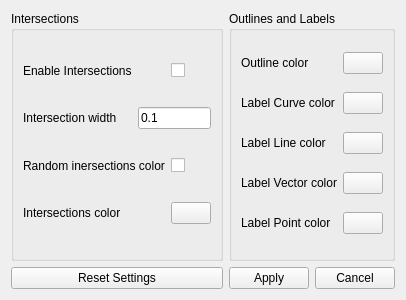
The window that package/ui/Widgets/ui/SettingsWidget.ui (DenDen039/surface-view) describes before a commit, drawn with Qt 5.
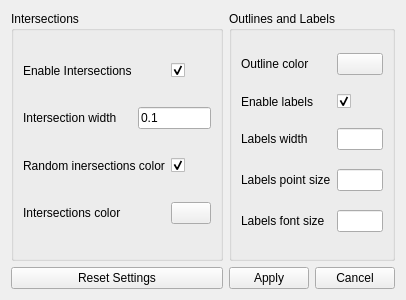
The same window after the commit.

```diff
--- a/package/ui/Widgets/ui/SettingsWidget.ui
+++ b/package/ui/Widgets/ui/SettingsWidget.ui
@@ -32,6 +32,9 @@
         <property name="text">
          <string/>
         </property>
+        <property name="checked">
+         <bool>true</bool>
+        </property>
        </widget>
       </item>
       <item row="1" column="0">
@@ -53,6 +56,9 @@
         <property name="text">
          <string/>
         </property>
+        <property name="checked">
+         <bool>true</bool>
+        </property>
        </widget>
       </item>
       <item row="3" column="0">
@@ -85,76 +91,67 @@
       <string>Outlines and Labels</string>
      </property>
      <layout class="QGridLayout" name="labelsGridLayout">
-      <item row="0" column="0">
+      <item row="2" column="1">
+       <widget class="QLabel" name="label_8">
+        <property name="text">
+         <string>Labels width</string>
+        </property>
+       </widget>
+      </item>
+      <item row="0" column="2">
+       <widget class="QPushButton" name="outlineColorButton">
+        <property name="text">
+         <string/>
+        </property>
+       </widget>
+      </item>
+      <item row="0" column="1">
        <widget class="QLabel" name="label_5">
         <property name="text">
          <string>Outline color</string>
         </property>
        </widget>
       </item>
-      <item row="0" column="1">
-       <widget class="QPushButton" name="outlineColorButton">
-        <property name="text">
-         <string/>
-        </property>
-       </widget>
-      </item>
-      <item row="1" column="0">
-       <widget class="QLabel" name="label_6">
-        <property name="text">
-         <string>Label Curve color</string>
-        </property>
-       </widget>
-      </item>
       <item row="1" column="1">
-       <widget class="QPushButton" name="curveColorButton">
+       <widget class="QLabel" name="label_6">
         <property name="text">
-         <string/>
-        </property>
-       </widget>
-      </item>
-      <item row="2" column="0">
-       <widget class="QLabel" name="label_7">
-        <property name="text">
-         <string>Label Line color</string>
-        </property>
-       </widget>
-      </item>
-      <item row="2" column="1">
-       <widget class="QPushButton" name="labelColorButton">
-        <property name="text">
-         <string/>
-        </property>
-       </widget>
-      </item>
-      <item row="3" column="0">
-       <widget class="QLabel" name="label_8">
-        <property name="text">
-         <string>Label Vector color</string>
+         <string>Enable labels</string>
         </property>
        </widget>
       </item>
       <item row="3" column="1">
-       <widget class="QPushButton" name="vectorColorButton">
+       <widget class="QLabel" name="label_7">
         <property name="text">
-         <string/>
+         <string>Labels point size</string>
         </property>
        </widget>
       </item>
-      <item row="4" column="0">
-       <widget class="QLabel" name="label_9">
+      <item row="1" column="2">
+       <widget class="QCheckBox" name="checkBox">
         <property name="text">
-         <string>Label Point color</string>
+         <string/>
+        </property>
+        <property name="checked">
+         <bool>true</bool>
         </property>
        </widget>
       </item>
       <item row="4" column="1">
-       <widget class="QPushButton" name="pointColorButton">
+       <widget class="QLabel" name="label_9">
         <property name="text">
-         <string/>
+         <string>Labels font size</string>
         </property>
        </widget>
       </item>
+      <item row="2" column="2">
+       <widget class="QLineEdit" name="labelsWidthLineEdit"/>
+      </item>
+      <item row="3" column="2">
+       <widget class="QLineEdit" name="labelsPointSizeLineEdit"/>
+      </item>
+      <item row="4" column="2">
+       <widget class="QLineEdit" name="labelsFontSizeLineEdit"/>
+      </item>
      </layout>
     </widget>
    </item>
```
Left out of the diff: 42 changed lines with no effect on the pictures.
